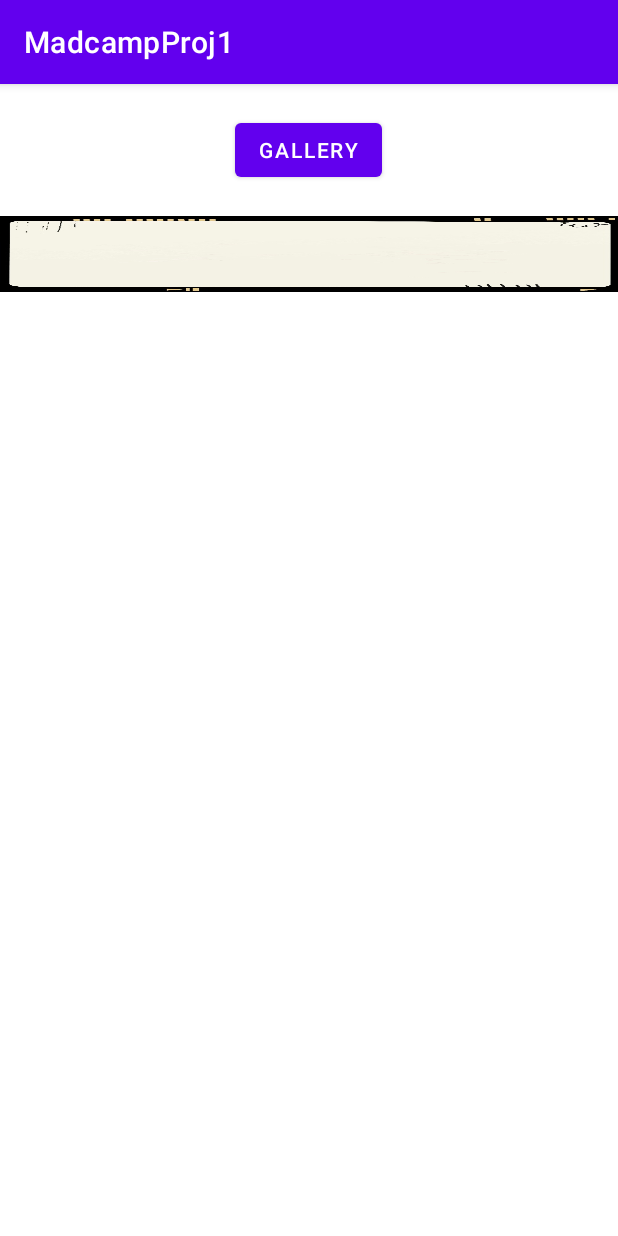
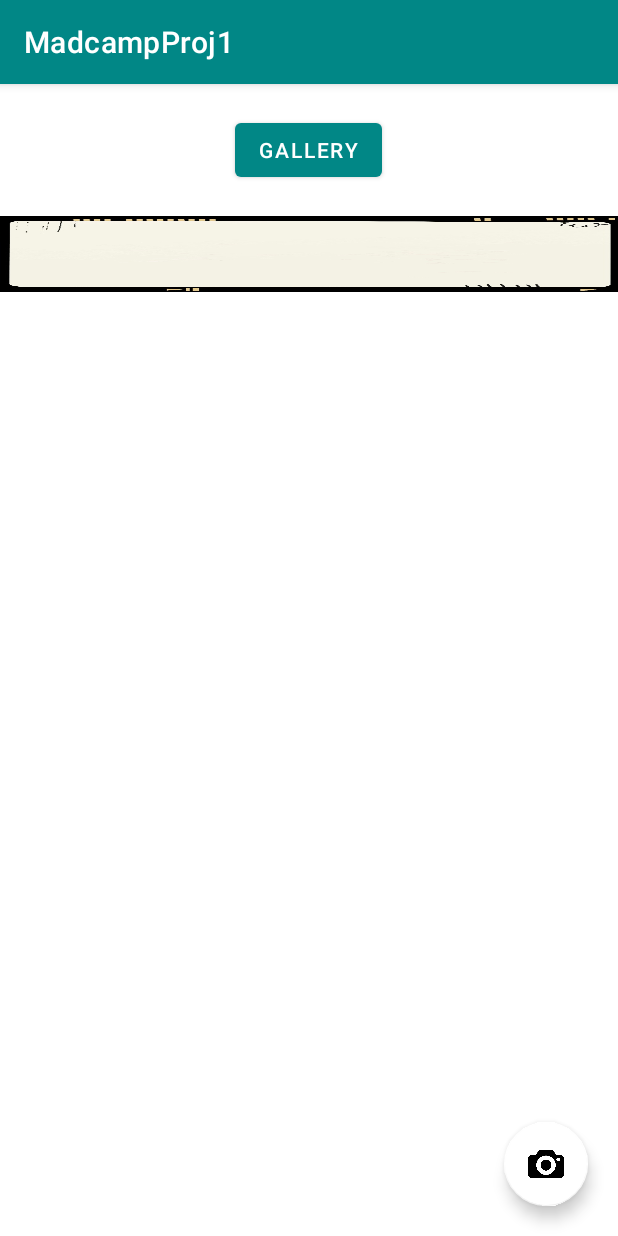
Before and after one commit to 2023-MadCamp-HJ/morning-buddy, an Android app: the fragment tab2Fragment shown on its own in the app's theme, after a tap on "PANORAMA", on a phone screen of 412 x 824 dp. Run offline under Robolectric (Android 15) with nearby library versions, the phone set to English and light mode, and no system bars; our stand-ins replace Picasso.

Commit message:
feat(tab2): 카메라 연동, 사진 촬영/이미지 추가 기능 구현

```diff
--- a/app/src/main/AndroidManifest.xml
+++ b/app/src/main/AndroidManifest.xml
@@ -26,5 +26,6 @@
 
     <uses-permission android:name="android.permission.INTERNET" />
     <uses-permission android:name="android.permission.READ_EXTERNAL_STORAGE" />
+    <uses-permission android:name="android.permission.WRITE_EXTERNAL_STORAGE" />
 
 </manifest>
--- a/app/src/main/java/com/example/madcampproj1/MainActivity.kt
+++ b/app/src/main/java/com/example/madcampproj1/MainActivity.kt
@@ -23,9 +23,10 @@ class MainActivity : AppCompatActivity() {
 
         // Tab Title 설정
         val tabTitles = listOf("tab1", "tab2", "tab3")
-
+        val tabIcons = listOf(R.drawable.contact, R.drawable.gallery, R.drawable.question)
         TabLayoutMediator(binding.tabLayout, binding.viewPager) {tab, position ->
-            tab.text = tabTitles[position]
+//            tab.text = tabTitles[position]
+            tab.setIcon(tabIcons[position])
         }.attach()
     }
 }
--- a/app/src/main/res/layout/fragment_tab2.xml
+++ b/app/src/main/res/layout/fragment_tab2.xml
@@ -1,7 +1,8 @@
 <?xml version="1.0" encoding="utf-8"?>
 <RelativeLayout xmlns:android="http://schemas.android.com/apk/res/android"
     android:layout_width="match_parent"
-    android:layout_height="match_parent">
+    android:layout_height="match_parent"
+    xmlns:app="http://schemas.android.com/apk/res-auto">
 
     <Button
         android:id="@+id/toggle_button"
@@ -36,6 +37,16 @@
         android:layout_below="@id/toggle_button"
         android:background="@drawable/background"
         android:adjustViewBounds="true"
-        android:scaleType="fitCenter"/>
+        android:scaleType="fitCenter" />
+
+    <com.google.android.material.floatingactionbutton.FloatingActionButton
+        android:id="@+id/camera"
+        android:layout_width="wrap_content"
+        android:layout_height="wrap_content"
+        android:layout_alignParentBottom="true"
+        android:layout_alignParentEnd="true"
+        android:layout_margin="20dp"
+        android:src="@drawable/ic_camera"
+        app:backgroundTint="#FFFFFF" />
 
 </RelativeLayout>
--- a/app/src/main/res/values/themes.xml
+++ b/app/src/main/res/values/themes.xml
@@ -2,7 +2,7 @@
     <!-- Base application theme. -->
     <style name="Theme.MadcampProj1" parent="Theme.MaterialComponents.DayNight.DarkActionBar">
         <!-- Primary brand color. -->
-        <item name="colorPrimary">@color/purple_500</item>
+        <item name="colorPrimary">@color/design_default_color_secondary_variant</item>
         <item name="colorPrimaryVariant">@color/purple_700</item>
         <item name="colorOnPrimary">@color/white</item>
         <!-- Secondary brand color. -->
```
Also changed, not shown: app/src/main/java/com/example/madcampproj1/tab2Fragment.kt (+55 -7 lines), app/src/main/res/drawable/camera.png (added), app/src/main/res/drawable/contact.png (added), app/src/main/res/drawable/gallery.png (added), app/src/main/res/drawable/ic_camera.png (added), app/src/main/res/drawable/question.png (added).
